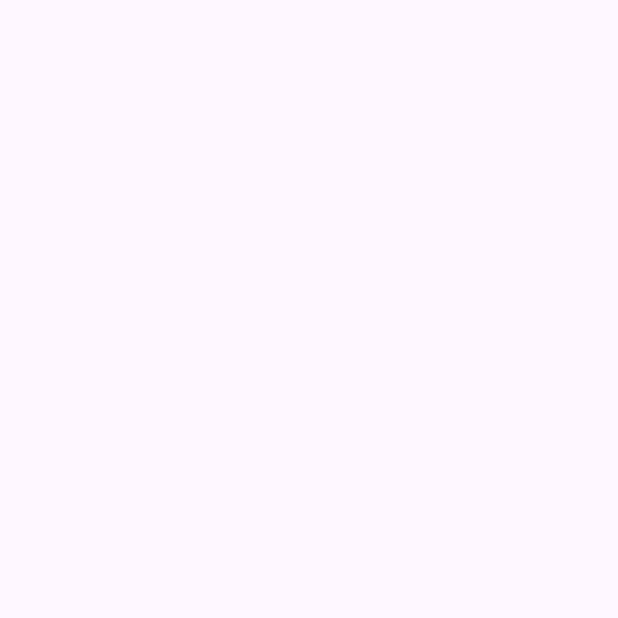
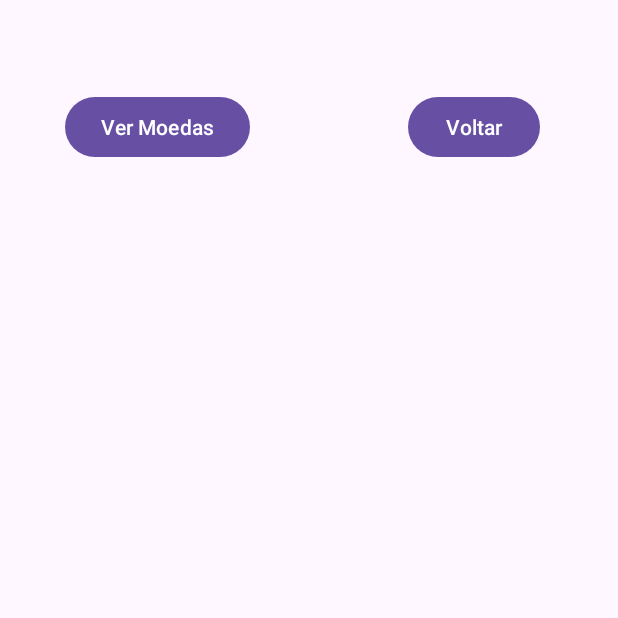
Before and after one commit to rafael-saraiva-mielczarski/Projeto-Final-Mobile, an Android app: the CoinsRVActivity screen opened directly, with no data from a screen before it, on a phone screen of 412 x 824 dp, the top half of it. Before the commit the part shown is empty. Run offline under Robolectric (Android 15) with nearby library versions, the phone set to English and light mode, and no system bars.

Commit message:
finish coins rv, need to implement details activity

```diff
--- a/projetofinal/build.gradle
+++ b/projetofinal/build.gradle
@@ -42,4 +42,6 @@ dependencies {
     testImplementation 'junit:junit:4.13.2'
     androidTestImplementation 'androidx.test.ext:junit:1.1.3'
     androidTestImplementation 'androidx.test.espresso:espresso-core:3.4.0'
+    implementation 'com.github.bumptech.glide:glide:4.15.1'
+    implementation 'com.squareup.picasso:picasso:2.8'
 }
--- a/projetofinal/src/main/java/com/example/projetofinal/Presenters/CoinPresenterContract.java
+++ b/projetofinal/src/main/java/com/example/projetofinal/Presenters/CoinPresenterContract.java
@@ -1,4 +1,18 @@
 package com.example.projetofinal.Presenters;
 
+import android.content.Context;
+
+import androidx.recyclerview.widget.RecyclerView;
+
 public interface CoinPresenterContract {
+    interface View {
+        void setCoinsAdapter(RecyclerView.Adapter adapter);
+        Context getContexto();
+    }
+
+    interface Presenter {
+
+        void getAllCoins();
+
+    }
 }
--- a/projetofinal/src/main/java/com/example/projetofinal/Presenters/CoinPresenterLocal.java
+++ b/projetofinal/src/main/java/com/example/projetofinal/Presenters/CoinPresenterLocal.java
@@ -1,4 +1,26 @@
 package com.example.projetofinal.Presenters;
 
-public class CoinPresenterLocal {
+import com.example.projetofinal.Adapters.CoinAdapter;
+import com.example.projetofinal.Repositories.CoinRepository;
+import com.example.projetofinal.models.Coin;
+
+import java.util.ArrayList;
+
+public class CoinPresenterLocal implements CoinPresenterContract.Presenter {
+    CoinPresenterContract.View view;
+    public CoinPresenterLocal(CoinPresenterContract.View view) {
+        this.view = view;
+    }
+
+    @Override
+    public void getAllCoins() {
+        System.out.println("antes->"+ CoinRepository.getInstance().getCoins());
+        ArrayList<Coin> coins = new ArrayList<>();
+        Coin a = new Coin("testCoin", "test","test", "g@g.com.br", 1, 1, 1, 1, 1, 1, 1, 1, 1, 1, 1, 1, 1, 1, 1, 1, 1, 1);
+        coins.add(a);
+        CoinAdapter adapter = new CoinAdapter(coins);
+        view.setCoinsAdapter(adapter);
+
+
+    }
 }
--- a/projetofinal/src/main/java/com/example/projetofinal/Views/CoinsRVActivity.java
+++ b/projetofinal/src/main/java/com/example/projetofinal/Views/CoinsRVActivity.java
@@ -1,16 +1,63 @@
 package com.example.projetofinal.Views;
 
 import androidx.appcompat.app.AppCompatActivity;
+import androidx.recyclerview.widget.LinearLayoutManager;
+import androidx.recyclerview.widget.RecyclerView;
 
+import android.content.Context;
+import android.content.Intent;
 import android.os.Bundle;
+import android.widget.Button;
 
+import com.example.projetofinal.Presenters.CoinPresenter;
+import com.example.projetofinal.Presenters.CoinPresenterContract;
+import com.example.projetofinal.Presenters.CoinPresenterLocal;
 import com.example.projetofinal.R;
 
-public class CoinsRVActivity extends AppCompatActivity {
+public class CoinsRVActivity extends AppCompatActivity implements CoinPresenterContract.View {
 
+    private RecyclerView rv;
+    LinearLayoutManager llm;
+    LinearLayoutManager llmh;
+    Button buttonBack;
+    private CoinPresenterContract.Presenter presenter;
     @Override
     protected void onCreate(Bundle savedInstanceState) {
         super.onCreate(savedInstanceState);
         setContentView(R.layout.activity_coins_rvactivity);
+        presenter = new CoinPresenterLocal(this);
+        llm = new LinearLayoutManager(this);
+        llmh = new LinearLayoutManager(this, LinearLayoutManager.HORIZONTAL, false);
+
+        rv = findViewById(R.id.coinsRV);
+        rv.setLayoutManager(llm);
+
+        buttonBack = findViewById(R.id.back);
+        buttonBack.setOnClickListener(v -> {
+            Intent intent = new Intent(getApplicationContext(), MainActivity.class);
+            startActivity(intent);
+        });
+
+        findViewById(R.id.btn_busca_coins).setOnClickListener((v) -> {
+            if (presenter instanceof CoinPresenter) {
+                presenter = new CoinPresenterLocal(this);
+
+            } else {
+                presenter = new CoinPresenter(this);
+
+            }
+            presenter.getAllCoins();
+        });
+    }
+
+    @Override
+    public void setCoinsAdapter(RecyclerView.Adapter adapter) {
+
+        rv.setAdapter(adapter);
+    }
+
+    @Override
+    public Context getContexto() {
+        return this.getApplicationContext();
     }
 }
--- a/projetofinal/src/main/res/layout/activity_coins_rvactivity.xml
+++ b/projetofinal/src/main/res/layout/activity_coins_rvactivity.xml
@@ -4,6 +4,43 @@
     xmlns:tools="http://schemas.android.com/tools"
     android:layout_width="match_parent"
     android:layout_height="match_parent"
-    tools:context=".Views.CoinsRVActivity">
+    tools:context=".Views.CoinsRVActivity">\
+
+    <androidx.recyclerview.widget.RecyclerView
+        android:id="@+id/coinsRV"
+        android:layout_width="417dp"
+        android:layout_height="553dp"
+        android:layout_marginTop="16dp"
+        app:layout_constraintBottom_toBottomOf="parent"
+        app:layout_constraintEnd_toEndOf="parent"
+        app:layout_constraintStart_toStartOf="parent"
+        app:layout_constraintTop_toTopOf="parent"
+        app:layout_constraintVertical_bias="1.0" />
+
+    <Button
+        android:id="@+id/btn_busca_coins"
+        android:layout_width="wrap_content"
+        android:layout_height="wrap_content"
+        android:layout_marginTop="60dp"
+        android:text="@string/btn_search_coins"
+        app:layout_constraintBottom_toBottomOf="@+id/coinsRV"
+        app:layout_constraintEnd_toEndOf="parent"
+        app:layout_constraintHorizontal_bias="0.15"
+        app:layout_constraintStart_toStartOf="parent"
+        app:layout_constraintTop_toTopOf="parent"
+        app:layout_constraintVertical_bias="0.001" />
+
+    <Button
+        android:id="@+id/back"
+        android:layout_width="wrap_content"
+        android:layout_height="wrap_content"
+        android:layout_marginTop="60dp"
+        android:text="@string/btn_back"
+        app:layout_constraintBottom_toBottomOf="@+id/coinsRV"
+        app:layout_constraintEnd_toEndOf="parent"
+        app:layout_constraintHorizontal_bias="0.839"
+        app:layout_constraintStart_toStartOf="parent"
+        app:layout_constraintTop_toTopOf="parent"
+        app:layout_constraintVertical_bias="0.001" />
 
 </androidx.constraintlayout.widget.ConstraintLayout>
```
Also changed, not shown: projetofinal/src/main/java/com/example/projetofinal/Adapters/CoinAdapter.java (added, +76 -0 lines), projetofinal/src/main/java/com/example/projetofinal/Presenters/CoinPresenter.java (+23 -1 lines), projetofinal/src/main/java/com/example/projetofinal/Views/CoinDetailsActivity.java (added, +50 -0 lines), projetofinal/src/main/res/layout/activity_coin_details.xml (added, +74 -0 lines), projetofinal/src/main/res/layout/view_holder_coin.xml (added, +129 -0 lines), projetofinal/src/main/res/values/strings.xml (+9 -7 lines).
